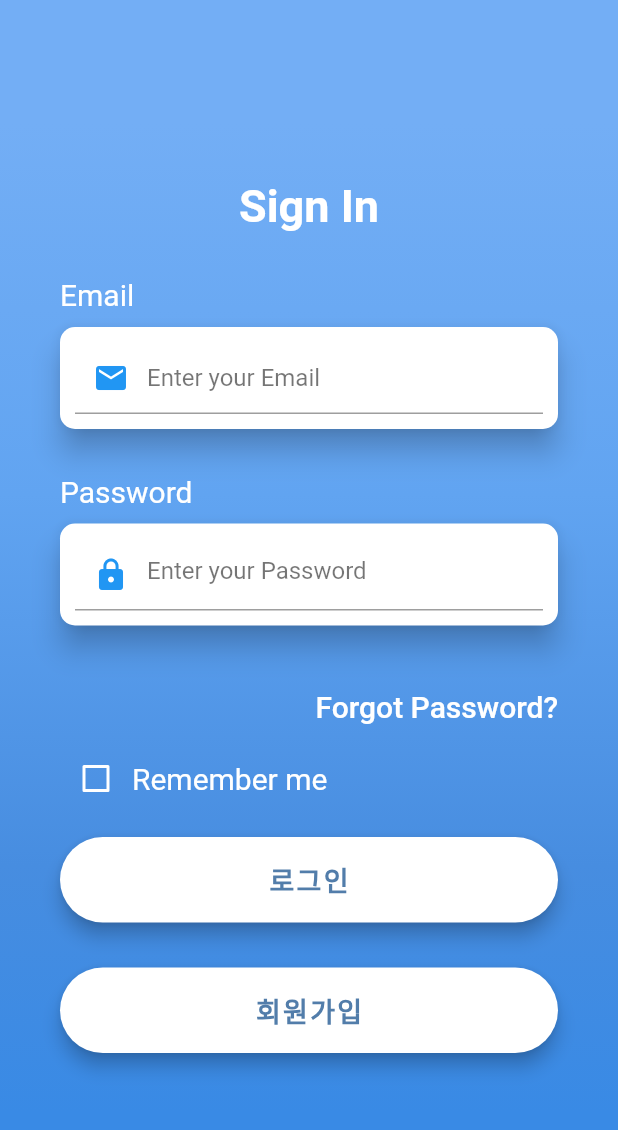
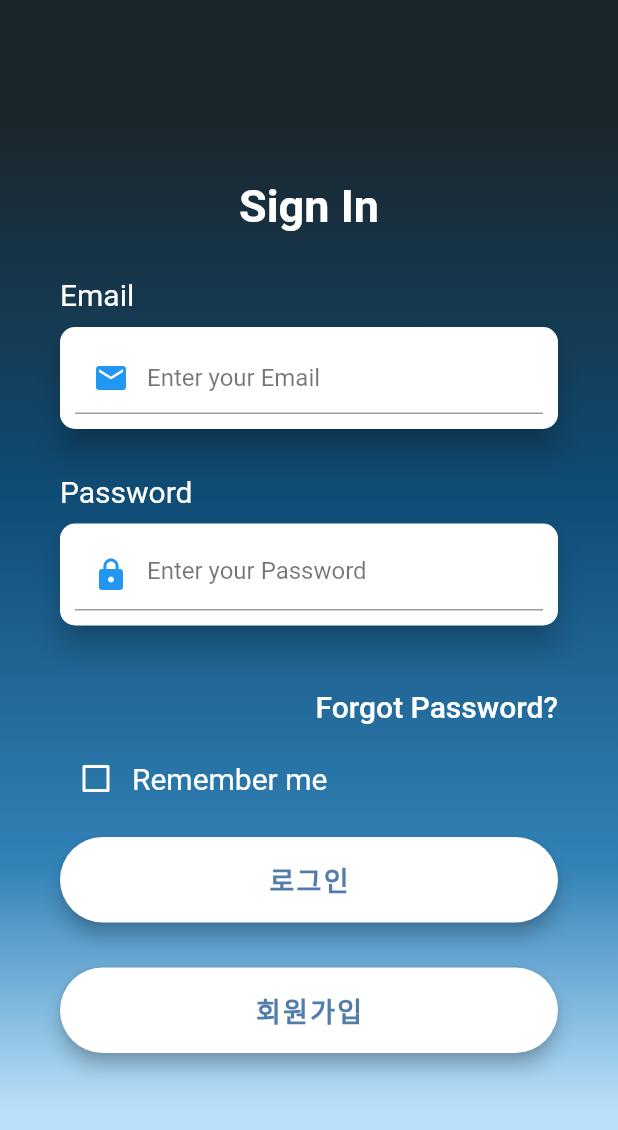
Before and after one commit to DSCHUFS/DSC-Solution-Challenge-2020, a Flutter app: the screen it shows after launch, on a phone screen of 412 x 824 dp. Shown: the top 1130 px of the screen. Run offline on Flutter 3.47's test engine with Material 2 defaults, Android fonts, the phone set to English and light mode, and no system bars; our stand-ins replace email_validator, flare_flutter, modal_progress_hud.

Commit message:
change color

```diff
--- a/lib/loginPage.dart
+++ b/lib/loginPage.dart
@@ -38,10 +38,10 @@ class _LoginPageState extends State<LoginPage> {
                     begin: Alignment.topCenter,
                     end: Alignment.bottomCenter,
                     colors: [
-                      Color(0xFF73AEF5),
-                      Color(0xFF61A4F1),
-                      Color(0xFF478DE0),
-                      Color(0xFF398AE5),
+                      Color(0xFF1b262c),
+                      Color(0xFF0f4c75),
+                      Color(0xFF3282b8),
+                      Color(0xFFbbe1fa),
                     ],
                     stops: [0.1, 0.4, 0.7, 0.9],
                   ),
```
